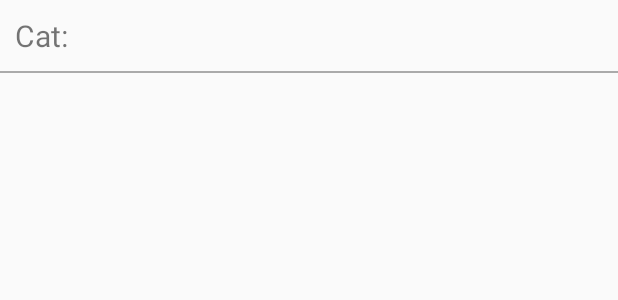
After one commit to iaindownie/HurryHereNow, an Android app: the layout item_talk_recycler.xml on its own in the app's theme, with its tools: preview values and no code run, on a phone screen of 412 x 824 dp. The commit adds this screen. Shown: the top 300 px of the screen. Run offline under Robolectric (Android 15) with nearby library versions, the phone set to English and light mode, and no system bars.

Commit message:
Swipe View and Recycler working on Talk...

```diff
--- a/app/build.gradle
+++ b/app/build.gradle
@@ -25,6 +25,7 @@ dependencies {
     testCompile 'junit:junit:4.12'
     compile 'com.android.support:appcompat-v7:23.1.1'
     compile 'com.android.support:design:23.1.1'
+    compile 'com.android.support:recyclerview-v7:23.1.1'
     compile 'com.android.support:support-v4:23.1.1'
     compile 'com.google.android.gms:play-services:8.4.0'
 }
--- /dev/null
+++ b/app/src/main/res/layout/item_talk_recycler.xml
@@ -0,0 +1,35 @@
+<?xml version="1.0" encoding="utf-8"?>
+<LinearLayout xmlns:android="http://schemas.android.com/apk/res/android"
+    android:layout_width="match_parent"
+    android:layout_height="wrap_content"
+    android:orientation="vertical">
+
+    <LinearLayout
+        android:layout_width="match_parent"
+        android:layout_height="wrap_content"
+        android:orientation="horizontal">
+
+        <TextView
+            android:id="@+id/cat_title"
+            android:layout_width="wrap_content"
+            android:layout_height="wrap_content"
+            android:padding="10dp"
+            android:paddingRight="20dip"
+            android:text="Cat:"
+            android:textSize="20sp" />
+
+        <TextView
+            android:id="@+id/cat_name_textview"
+            android:layout_width="match_parent"
+            android:layout_height="wrap_content"
+            android:padding="10dp"
+            android:textSize="20sp" />
+
+    </LinearLayout>
+
+    <View
+        android:layout_width="fill_parent"
+        android:layout_height="1dp"
+        android:background="@android:color/darker_gray" />
+
+</LinearLayout>
--- a/app/src/main/res/values/colors.xml
+++ b/app/src/main/res/values/colors.xml
@@ -36,4 +36,10 @@
     <color name="Pink_800">#ffad1457</color>
     <color name="Red_700">#ffc53929</color>
     <color name="Red_800">#ffb93221</color>
+
+    <!-- Swipe refresh colours -->
+    <color name="red">#990000</color>
+    <color name="green">#009900</color>
+    <color name="blue">#000099</color>
+    <color name="orange">#FF9900</color>
 </resources>
```
Also changed, not shown: app/src/main/java/com/spawny/HHNbeta/FragmentList.java (+5 -5 lines), app/src/main/java/com/spawny/HHNbeta/FragmentTalk.java (+65 -14 lines), app/src/main/java/com/spawny/HHNbeta/adapters/TalkRecyclerCustomAdapter.java (added, +79 -0 lines), app/src/main/res/layout/fragment_talk.xml (+17 -2 lines).
